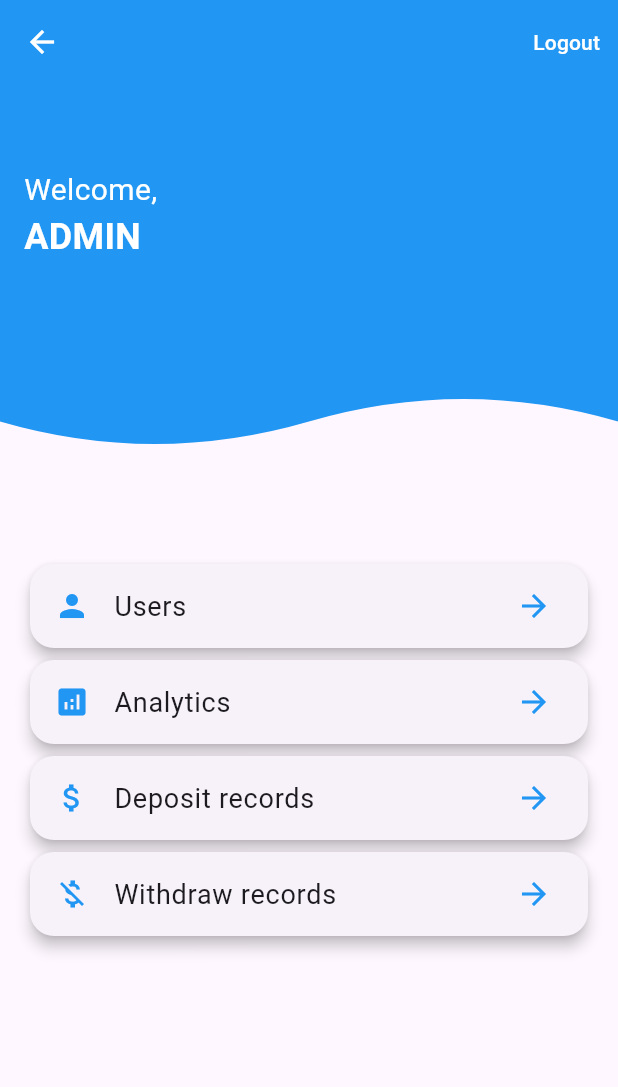
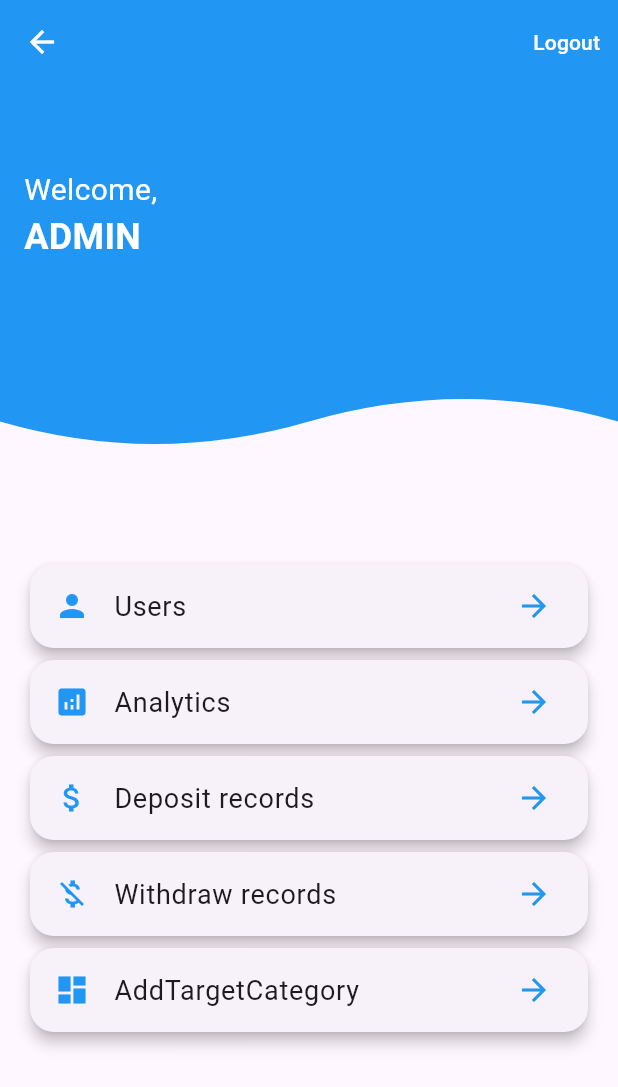
Before and after one commit to Group17-Recess/GROWGRAIL, a Flutter app: the Admin screen opened directly, on a phone screen of 412 x 824 dp. Shown: the top 1087 px of the screen. Run offline on Flutter 3.47's test engine with Material 3 defaults, Android fonts, the phone set to English and light mode, and no system bars; our stand-ins replace carousel_slider, cloud_firestore, firebase_auth, firebase_core, flutter_signin_button, google_sign_in; missing offline and left inert: flutterwave_standard; accounts and stored records are empty.

Commit message:
edit targets

```diff
--- a/lib/pages/adminboard.dart
+++ b/lib/pages/adminboard.dart
@@ -155,6 +155,7 @@ class _AdminState extends State<Admin> {
                 _buildListItem(Icons.analytics, 'Analytics', 'Analytics'),
                 _buildListItem(Icons.attach_money, 'Deposit records', 'DepositRecords'),
                 _buildListItem(Icons.money_off, 'Withdraw records', 'WithdrawRecords'),
+                _buildListItem(Icons.dashboard, 'AddTargetCategory', 'AddTargetCategory'),
               ],
             ),
           ),
```
